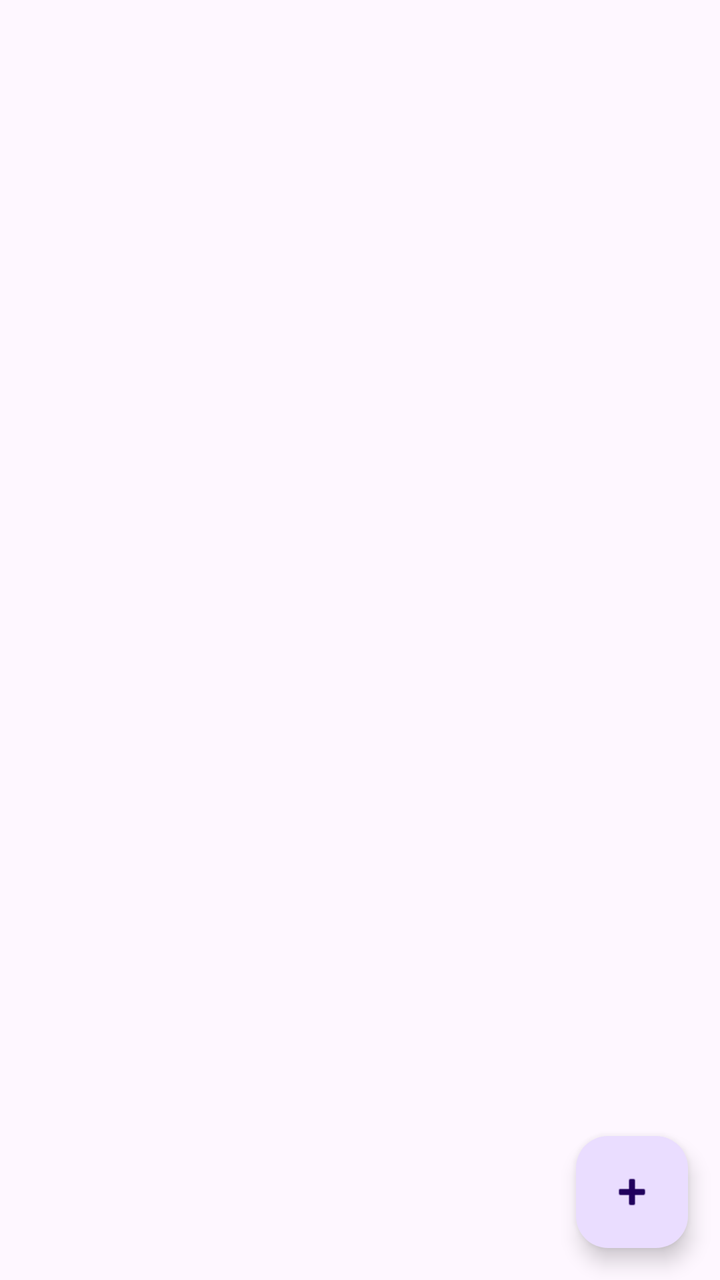
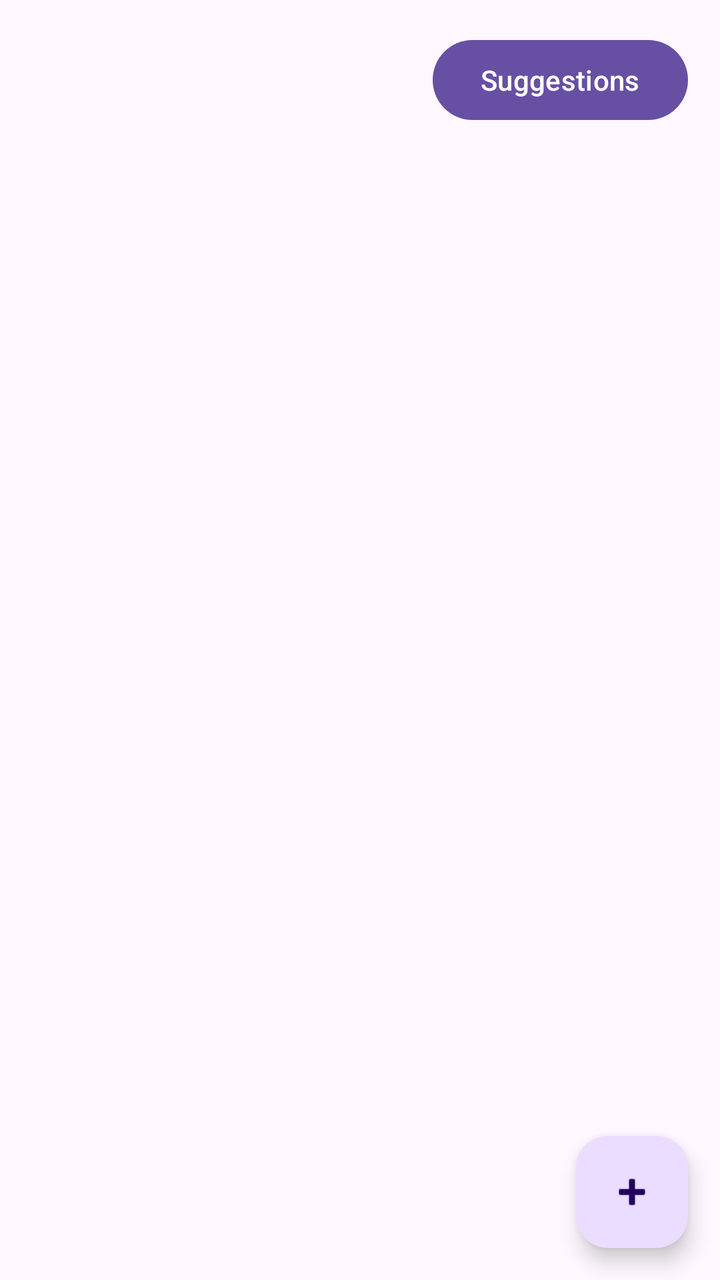

The first picture is an Android layout as it rendered before a commit; the second is the same layout after the commit. The layout source and the unified diff follow.
<!-- AndroidManifest.xml: application theme Theme.SmartPantryManager -->
<!-- res/layout/activity_main.xml -->
<?xml version="1.0" encoding="utf-8"?>
<androidx.constraintlayout.widget.ConstraintLayout xmlns:android="http://schemas.android.com/apk/res/android"
    xmlns:app="http://schemas.android.com/apk/res-auto"
    android:layout_width="match_parent" android:layout_height="match_parent">

    <androidx.recyclerview.widget.RecyclerView
        android:id="@+id/recyclerView" android:layout_width="match_parent" android:layout_height="match_parent"
        app:layout_constraintBottom_toBottomOf="parent" app:layout_constraintTop_toTopOf="parent" />

    <com.google.android.material.floatingactionbutton.FloatingActionButton
        android:id="@+id/fabAdd" android:layout_width="wrap_content" android:layout_height="wrap_content"
        android:layout_margin="16dp" android:src="@android:drawable/ic_input_add"
        app:layout_constraintBottom_toBottomOf="parent" app:layout_constraintEnd_toEndOf="parent" />
</androidx.constraintlayout.widget.ConstraintLayout>
<!-- resources referenced by this layout -->
<resources>
  <style name="Theme.SmartPantryManager" parent="Base.Theme.SmartPantryManager" />
  <style name="Base.Theme.SmartPantryManager" parent="Theme.Material3.DayNight.NoActionBar">
          
          
      </style>
</resources>

<!-- the commit's change to res/layout/activity_main.xml (unified diff, before → after) -->
@@ -11,4 +11,12 @@
         android:id="@+id/fabAdd" android:layout_width="wrap_content" android:layout_height="wrap_content"
         android:layout_margin="16dp" android:src="@android:drawable/ic_input_add"
         app:layout_constraintBottom_toBottomOf="parent" app:layout_constraintEnd_toEndOf="parent" />
+    <Button
+        android:id="@+id/btnGoToRecipes"
+        android:layout_width="wrap_content"
+        android:layout_height="wrap_content"
+        android:text="Suggestions"
+        app:layout_constraintTop_toTopOf="parent"
+        app:layout_constraintEnd_toEndOf="parent"
+        android:layout_margin="16dp" />
 </androidx.constraintlayout.widget.ConstraintLayout>
